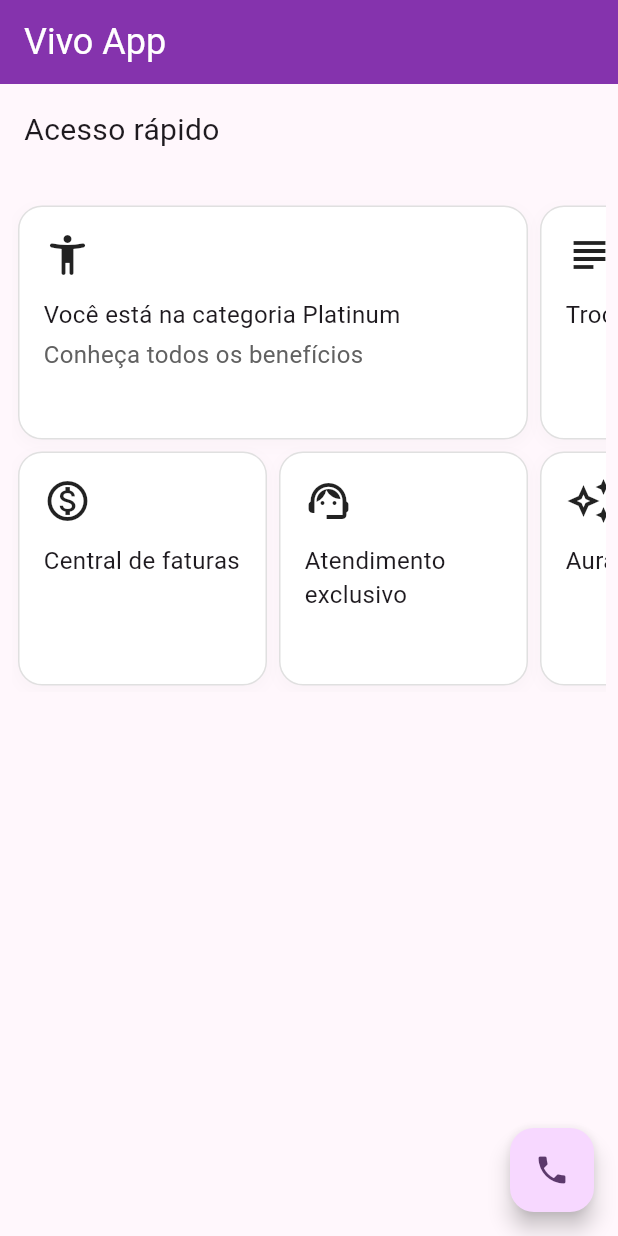
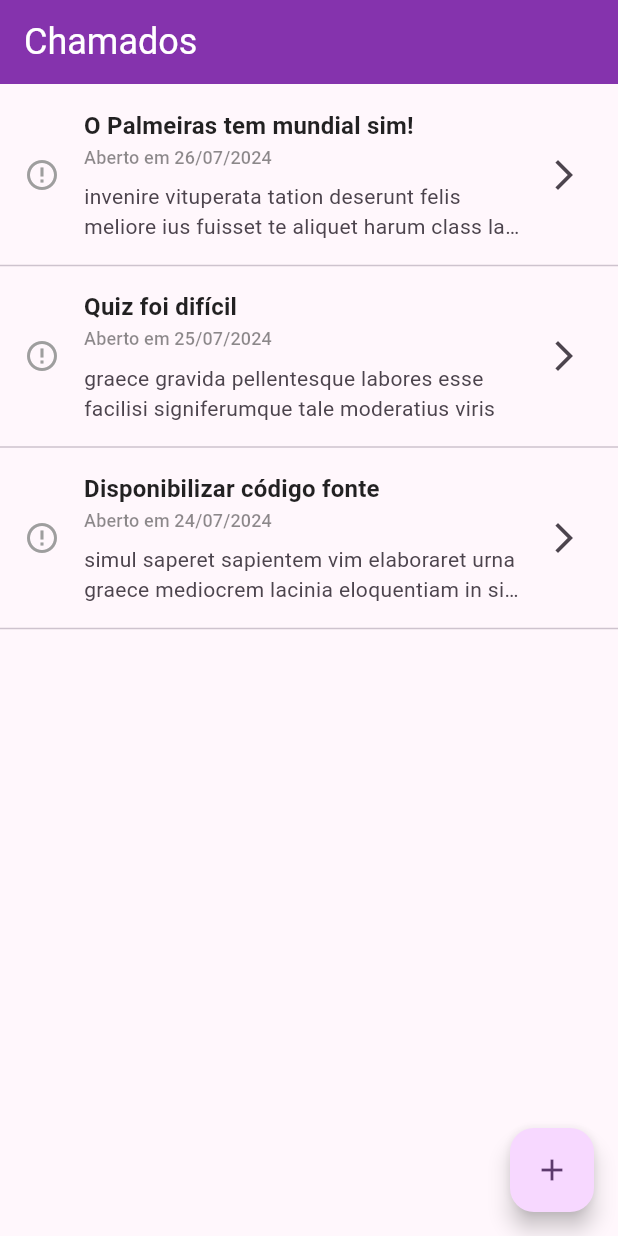
Before and after one commit to cacio-costa/vivoapp, a Flutter app: the screen it shows after launch, on a phone screen of 412 x 824 dp. Run offline on Flutter 3.47's test engine with Material 3 defaults, Android fonts, the phone set to English and light mode, and no system bars.

Commit message:
Cria listagem de chamados (estática)

```diff
--- a/lib/main.dart
+++ b/lib/main.dart
@@ -2,6 +2,9 @@
 import 'package:vivoapp/screens/home.dart';
 import 'package:vivoapp/screens/imagem/exemplos.dart';
 import 'package:vivoapp/screens/leiaute/exemplos.dart';
+import 'package:vivoapp/screens/suporte/lista_chamados.dart';
+import 'package:vivoapp/temas.dart';
+import 'package:intl/intl.dart';
 
 void main() => runApp(const VivoApp());
 
@@ -12,27 +15,8 @@
   Widget build(BuildContext context) {
     return MaterialApp(
       title: 'Vivo App',
-      theme: ThemeData(
-        useMaterial3: true,
-        colorScheme: ColorScheme.fromSeed(seedColor: Color(0xFF8533AD)),
-        textTheme: const TextTheme(
-          displayLarge: TextStyle(fontSize: 32, fontWeight: FontWeight.bold),
-          bodyLarge: TextStyle(fontSize: 18, color: Colors.black87),
-        ),
-        appBarTheme: AppBarTheme(
-          backgroundColor: Color(0xFF8533AD),
-          titleTextStyle: TextStyle(color: Colors.white, fontSize: 24),
-        ),
-        filledButtonTheme: FilledButtonThemeData(
-          style: ButtonStyle(
-            padding: WidgetStateProperty.all<EdgeInsetsGeometry>(
-              const EdgeInsets.symmetric(horizontal: 16, vertical: 8),
-            ),
-          ),
-        ),
-
-      ),
-      home: Home(),
+      theme: TEMA_CLARO,
+      home: ListaDeChamados(),
 
     );
 
--- /dev/null
+++ b/lib/models/chamado.dart
@@ -0,0 +1,21 @@
+class Chamado {
+
+  final String titulo;
+  final DateTime dataDeAbertura;
+  final String descricao;
+
+  DateTime? dataDeFechamento;
+
+  Chamado({
+    required this.titulo,
+    required this.dataDeAbertura,
+    required this.descricao,
+  });
+
+  bool get fechado => dataDeFechamento != null && dataDeFechamento!.isBefore(DateTime.now());
+
+  @override
+  String toString() {
+    return 'Chamado{titulo: $titulo, dataDeAbertura: $dataDeAbertura, descricao: $descricao, dataDeFechamento: $dataDeFechamento}';
+  }
+}
--- /dev/null
+++ b/lib/screens/suporte/formulario_novo_chamado.dart
@@ -0,0 +1,10 @@
+import 'package:flutter/material.dart';
+
+class FormularioNovoChamado extends StatelessWidget {
+  const FormularioNovoChamado({super.key});
+
+  @override
+  Widget build(BuildContext context) {
+    return const Placeholder();
+  }
+}
--- /dev/null
+++ b/lib/screens/suporte/lista_chamados.dart
@@ -0,0 +1,97 @@
+import 'package:flutter/material.dart';
+import 'package:intl/intl.dart';
+import 'package:vivoapp/models/chamado.dart';
+
+class ListaDeChamados extends StatefulWidget {
+  const ListaDeChamados({super.key});
+
+  @override
+  State<ListaDeChamados> createState() => _ListaDeChamadosState();
+}
+
+class _ListaDeChamadosState extends State<ListaDeChamados> {
+  @override
+  Widget build(BuildContext context) {
+    return Scaffold(
+      appBar: AppBar(title: const Text('Chamados')),
+      body: Padding(
+        padding: const EdgeInsets.symmetric(vertical: 8.0),
+        child: ListView(
+          children: [
+            _CardChamado(
+              Chamado(
+                titulo: 'O Palmeiras tem mundial sim!',
+                dataDeAbertura: DateTime(2024, 7, 26),
+                descricao:
+                'invenire vituperata tation deserunt felis meliore ius fuisset te aliquet harum class lacinia malorum usu tacimates evertitur nec referrentur tibique nullam quaestio sed ludus phasellus accommodare nulla natoque ut nobis mutat graeco mnesarchum habitasse scripserit dicunt nonumes epicuri dolor sea',
+              ),
+            ),
+            Divider(),
+            _CardChamado(
+              Chamado(
+                titulo: 'Quiz foi difícil',
+                dataDeAbertura: DateTime(2024, 7, 25),
+                descricao:
+                'graece gravida pellentesque labores esse facilisi signiferumque tale moderatius viris',
+              ),
+            ),
+            Divider(),
+            _CardChamado(
+              Chamado(
+                titulo: 'Disponibilizar código fonte',
+                dataDeAbertura: DateTime(2024, 7, 24),
+                descricao:
+                    'simul saperet sapientem vim elaboraret urna graece mediocrem lacinia eloquentiam in similique assueverit adolescens tacimates partiendo pertinax propriae elit est',
+              ),
+            ),
+            Divider(),
+          ],
+        ),
+      ),
+      floatingActionButton: FloatingActionButton(
+        onPressed: () {
+          print('Floating action button clicado...');
+        },
+        child: const Icon(Icons.add),
+      ),
+    );
+  }
+}
+
+class _CardChamado extends StatelessWidget {
+  final Chamado _chamado;
+
+  const _CardChamado(this._chamado, {super.key});
+
+  @override
+  Widget build(BuildContext context) {
+    // formata data de abertura padrão dd/MM/yyyy
+    var abertura = DateFormat('dd/MM/yyyy').format(_chamado.dataDeAbertura);
+
+    Icon icone = _chamado.fechado
+        ? const Icon(Icons.check_circle, color: Colors.green)
+        : const Icon(Icons.error_outline, color: Colors.grey);
+
+    return ListTile(
+      leading: icone,
+      title: Padding(
+        padding: const EdgeInsets.only(bottom: 8.0),
+        child: RichText(
+          text: TextSpan(
+            style: Theme.of(context).textTheme.titleMedium,
+            children: [
+              TextSpan(
+                text: '${_chamado.titulo}\n',
+                style: const TextStyle(fontWeight: FontWeight.bold),
+              ),
+              TextSpan(text: 'Aberto em $abertura', style: Theme.of(context).textTheme.titleSmall),
+            ],
+          ),
+        ),
+      ),
+      subtitle: Text(_chamado.descricao,
+          maxLines: 2, overflow: TextOverflow.ellipsis),
+      trailing: const Icon(Icons.arrow_forward_ios),
+    );
+  }
+}
--- /dev/null
+++ b/lib/temas.dart
@@ -0,0 +1,24 @@
+import 'package:flutter/material.dart';
+
+ThemeData TEMA_CLARO = ThemeData(
+  useMaterial3: true,
+  colorScheme: ColorScheme.fromSeed(seedColor: Color(0xFF8533AD)),
+  textTheme: const TextTheme(
+    displayLarge: TextStyle(fontSize: 32, fontWeight: FontWeight.bold),
+    bodyLarge: TextStyle(fontSize: 18, color: Colors.black87),
+    // style for ListTile title
+    titleMedium: TextStyle(fontSize: 16, color: Colors.black87),
+    titleSmall: TextStyle(fontSize: 12, color: Colors.black45),
+  ),
+  appBarTheme: const AppBarTheme(
+    backgroundColor: Color(0xFF8533AD),
+    titleTextStyle: TextStyle(color: Colors.white, fontSize: 24),
+  ),
+  filledButtonTheme: FilledButtonThemeData(
+    style: ButtonStyle(
+      padding: WidgetStateProperty.all<EdgeInsetsGeometry>(
+        const EdgeInsets.symmetric(horizontal: 16, vertical: 8),
+      ),
+    ),
+  ),
+);
--- a/pubspec.yaml
+++ b/pubspec.yaml
@@ -35,6 +35,7 @@
   # The following adds the Cupertino Icons font to your application.
   # Use with the CupertinoIcons class for iOS style icons.
   cupertino_icons: ^1.0.6
+  intl: ^0.19.0
 
 dev_dependencies:
   flutter_test:
```
Also changed, not shown: lib/folder/data.dart (added), pubspec.lock.
